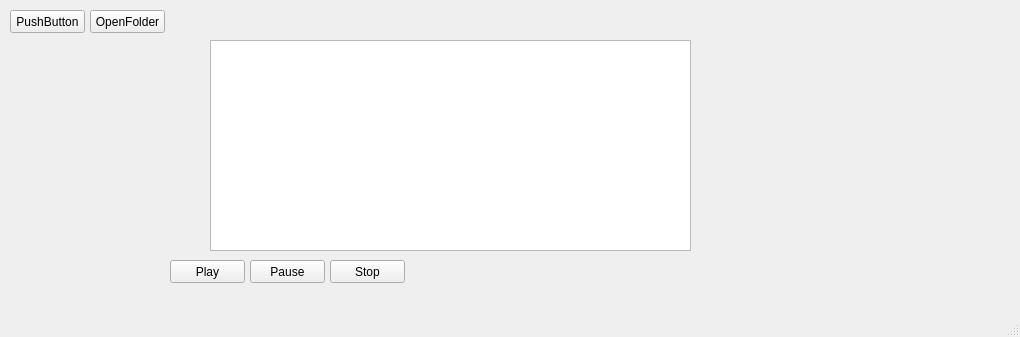
GoatWizard/MySimpleQtPlayer, file mainwindow.ui: the form before one commit.
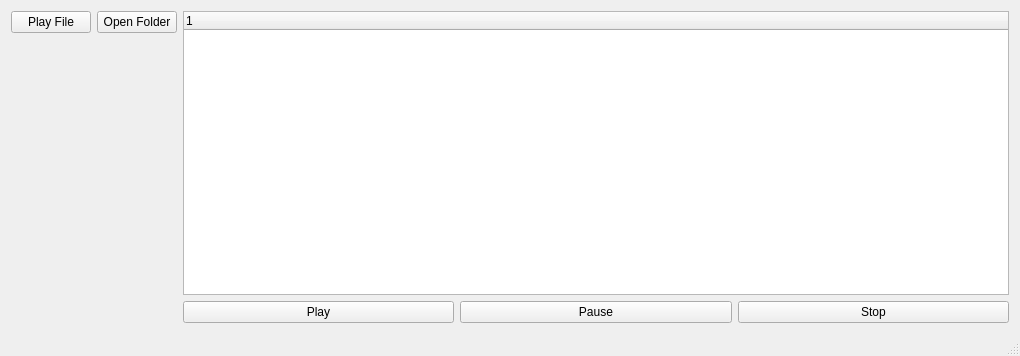
The form after the commit.

Commit message: New playlist form

```diff
--- a/mainwindow.ui
+++ b/mainwindow.ui
@@ -7,116 +7,86 @@
     <x>0</x>
     <y>0</y>
     <width>1020</width>
-    <height>337</height>
+    <height>356</height>
    </rect>
   </property>
   <property name="windowTitle">
    <string>MainWindow</string>
   </property>
   <widget class="QWidget" name="centralWidget">
+   <layout class="QGridLayout" name="gridLayout">
+    <item row="0" column="0">
+     <layout class="QHBoxLayout" name="horizontalLayout_2">
+      <item>
    <widget class="QPushButton" name="playFile">
-    <property name="geometry">
-     <rect>
-      <x>10</x>
-      <y>10</y>
-      <width>75</width>
-      <height>23</height>
-     </rect>
-    </property>
     <property name="text">
-     <string>PushButton</string>
-    </property>
-   </widget>
-   <widget class="QTableView" name="PlaylistView">
-    <property name="geometry">
-     <rect>
-      <x>210</x>
-      <y>40</y>
-      <width>481</width>
-      <height>211</height>
-     </rect>
-    </property>
-    <property name="selectionMode">
-     <enum>QAbstractItemView::SingleSelection</enum>
-    </property>
-    <property name="selectionBehavior">
-     <enum>QAbstractItemView::SelectRows</enum>
-    </property>
-   </widget>
+         <string>Play File</string>
+        </property>
+       </widget>
+      </item>
+      <item>
    <widget class="QPushButton" name="pushButton_4">
-    <property name="geometry">
-     <rect>
-      <x>90</x>
-      <y>10</y>
-      <width>75</width>
-      <height>23</height>
-     </rect>
-    </property>
     <property name="text">
-     <string>OpenFolder</string>
-    </property>
-   </widget>
-   <widget class="QWidget" name="formLayoutWidget">
-    <property name="geometry">
-     <rect>
-      <x>699</x>
-      <y>59</y>
-      <width>311</width>
-      <height>191</height>
-     </rect>
-    </property>
-    <layout class="QFormLayout" name="PlaylistformLayout"/>
-   </widget>
+         <string>Open Folder</string>
+        </property>
+       </widget>
+      </item>
+     </layout>
+    </item>
+    <item row="0" column="1" rowspan="2">
+     <widget class="QTreeWidget" name="PlaylistTreeWidget">
+      <property name="sizePolicy">
+       <sizepolicy hsizetype="Expanding" vsizetype="Minimum">
+        <horstretch>0</horstretch>
+        <verstretch>0</verstretch>
+       </sizepolicy>
+      </property>
+      <column>
+       <property name="text">
+        <string notr="true">1</string>
+       </property>
+      </column>
+     </widget>
+    </item>
+    <item row="0" column="2" rowspan="3">
+     <layout class="QFormLayout" name="PlaylistformLayout">
+      <property name="formAlignment">
+       <set>Qt::AlignLeading|Qt::AlignLeft|Qt::AlignVCenter</set>
+      </property>
+     </layout>
+    </item>
+    <item row="1" column="0" rowspan="2">
+     <layout class="QFormLayout" name="InfoPannelLayout"/>
+    </item>
+    <item row="2" column="1">
+     <layout class="QHBoxLayout" name="horizontalLayout">
+      <property name="sizeConstraint">
+       <enum>QLayout::SetDefaultConstraint</enum>
+      </property>
+      <item>
    <widget class="QPushButton" name="PlayButton">
-    <property name="geometry">
-     <rect>
-      <x>170</x>
-      <y>260</y>
-      <width>75</width>
-      <height>23</height>
-     </rect>
-    </property>
     <property name="text">
      <string>Play</string>
     </property>
    </widget>
+      </item>
+      <item>
    <widget class="QPushButton" name="Pause">
-    <property name="geometry">
-     <rect>
-      <x>250</x>
-      <y>260</y>
-      <width>75</width>
-      <height>23</height>
-     </rect>
-    </property>
     <property name="text">
      <string>Pause</string>
     </property>
    </widget>
+      </item>
+      <item>
    <widget class="QPushButton" name="Stop">
-    <property name="geometry">
-     <rect>
-      <x>330</x>
-      <y>260</y>
-      <width>75</width>
-      <height>23</height>
-     </rect>
-    </property>
     <property name="text">
      <string>Stop</string>
     </property>
    </widget>
-   <widget class="QWidget" name="formLayoutWidget_2">
-    <property name="geometry">
-     <rect>
-      <x>10</x>
-      <y>40</y>
-      <width>191</width>
-      <height>211</height>
-     </rect>
-    </property>
-    <layout class="QFormLayout" name="InfoPannelLayout"/>
-   </widget>
+      </item>
+     </layout>
+    </item>
+   </layout>
   </widget>
   <widget class="QMenuBar" name="menuBar">
    <property name="geometry">
```
Lines whose indentation alone changed are shown as unchanged. The commit also changes 9 other files.
